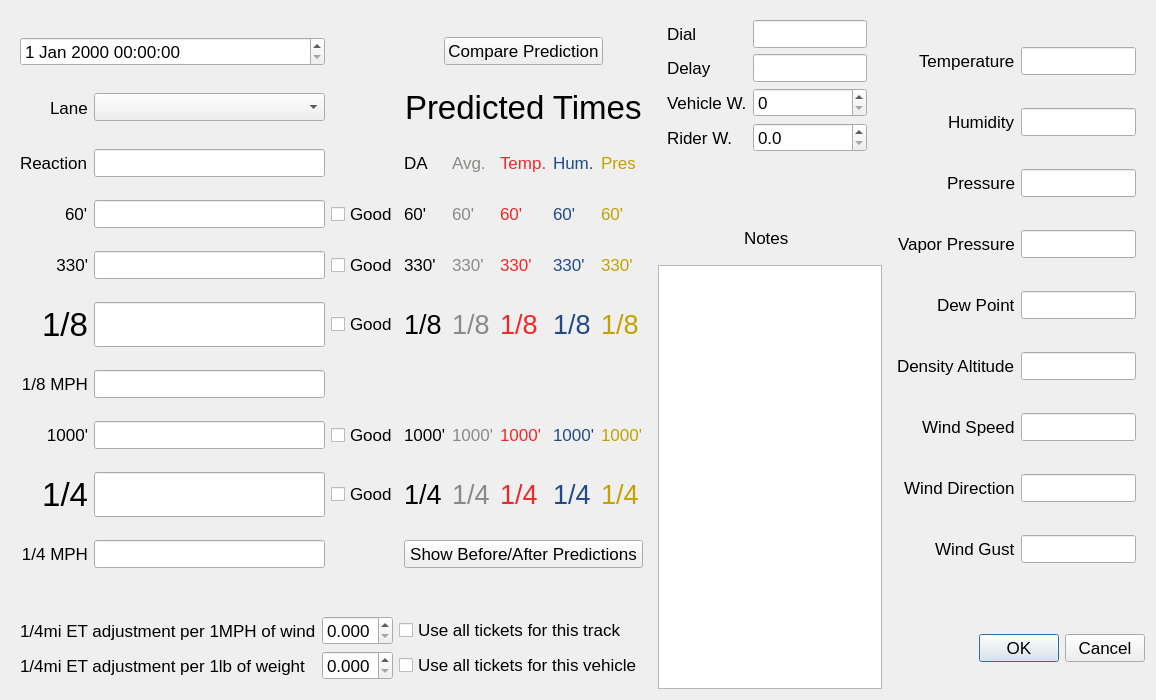
Before: the Qt Designer form narob-desktop/ticketdialog.ui in iforgetware/narob, drawn with Qt 5.
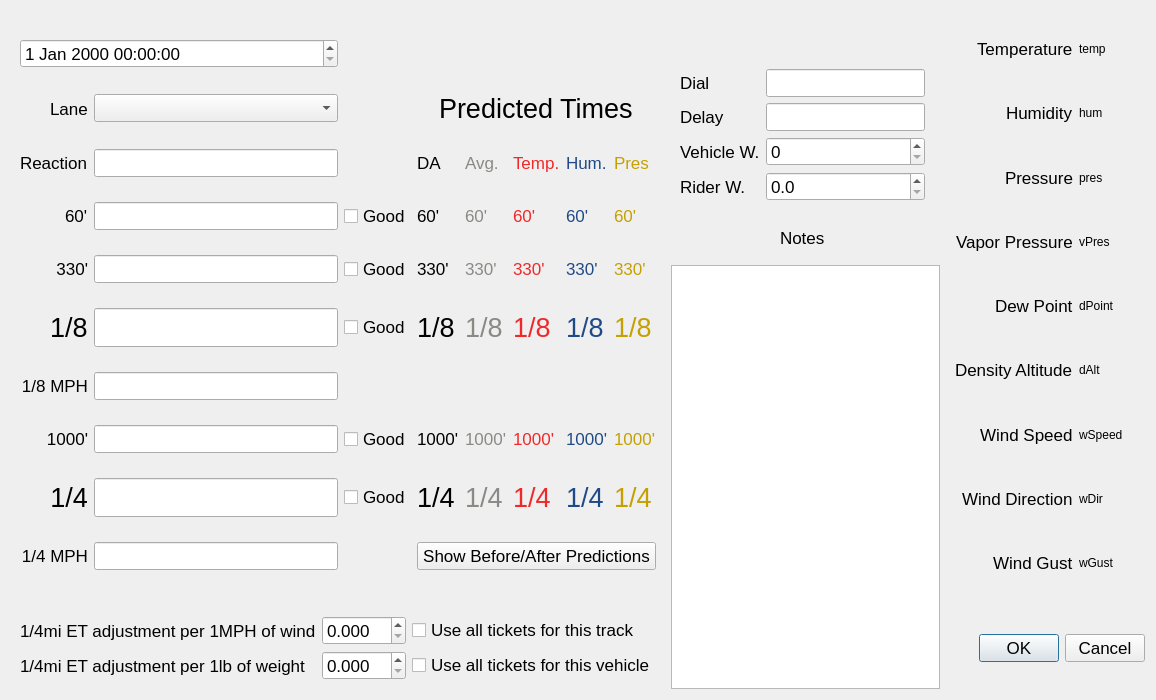
After: the same form once the commit is applied.

```diff
--- a/narob-desktop/ticketdialog.ui
+++ b/narob-desktop/ticketdialog.ui
@@ -35,33 +35,6 @@
       <enum>QFrame::Raised</enum>
      </property>
      <layout class="QGridLayout" name="gridLayout_4">
-      <item row="0" column="2">
-       <widget class="QLineEdit" name="temperatureEdit">
-        <property name="font">
-         <font>
-          <pointsize>13</pointsize>
-         </font>
-        </property>
-       </widget>
-      </item>
-      <item row="6" column="2">
-       <widget class="QLineEdit" name="windSpeedEdit">
-        <property name="font">
-         <font>
-          <pointsize>13</pointsize>
-         </font>
-        </property>
-       </widget>
-      </item>
-      <item row="5" column="2">
-       <widget class="QLineEdit" name="densityAltitudeEdit">
-        <property name="font">
-         <font>
-          <pointsize>13</pointsize>
-         </font>
-        </property>
-       </widget>
-      </item>
       <item row="5" column="0" alignment="Qt::AlignRight">
        <widget class="QLabel" name="densityAltitudeLabel">
         <property name="font">
@@ -110,24 +83,6 @@
         </property>
        </widget>
       </item>
-      <item row="1" column="2">
-       <widget class="QLineEdit" name="humidityEdit">
-        <property name="font">
-         <font>
-          <pointsize>13</pointsize>
-         </font>
-        </property>
-       </widget>
-      </item>
-      <item row="3" column="2">
-       <widget class="QLineEdit" name="vaporPressureEdit">
-        <property name="font">
-         <font>
-          <pointsize>13</pointsize>
-         </font>
-        </property>
-       </widget>
-      </item>
       <item row="1" column="0" alignment="Qt::AlignRight">
        <widget class="QLabel" name="humidityLabel">
         <property name="font">
@@ -140,15 +95,6 @@
         </property>
        </widget>
       </item>
-      <item row="7" column="2">
-       <widget class="QLineEdit" name="windDirectionEdit">
-        <property name="font">
-         <font>
-          <pointsize>13</pointsize>
-         </font>
-        </property>
-       </widget>
-      </item>
       <item row="0" column="0" alignment="Qt::AlignRight">
        <widget class="QLabel" name="temperatureLabel">
         <property name="font">
@@ -173,33 +119,6 @@
         </property>
        </widget>
       </item>
-      <item row="8" column="2">
-       <widget class="QLineEdit" name="windGustEdit">
-        <property name="font">
-         <font>
-          <pointsize>13</pointsize>
-         </font>
-        </property>
-       </widget>
-      </item>
-      <item row="4" column="2">
-       <widget class="QLineEdit" name="dewPointEdit">
-        <property name="font">
-         <font>
-          <pointsize>13</pointsize>
-         </font>
-        </property>
-       </widget>
-      </item>
-      <item row="2" column="2">
-       <widget class="QLineEdit" name="pressureEdit">
-        <property name="font">
-         <font>
-          <pointsize>13</pointsize>
-         </font>
-        </property>
-       </widget>
-      </item>
       <item row="3" column="0" alignment="Qt::AlignRight">
        <widget class="QLabel" name="vaporPressureLabel">
         <property name="font">
@@ -224,6 +143,69 @@
         </property>
        </widget>
       </item>
+      <item row="0" column="2">
+       <widget class="QLabel" name="temperature">
+        <property name="text">
+         <string>temp</string>
+        </property>
+       </widget>
+      </item>
+      <item row="1" column="2">
+       <widget class="QLabel" name="humidity">
+        <property name="text">
+         <string>hum</string>
+        </property>
+       </widget>
+      </item>
+      <item row="2" column="2">
+       <widget class="QLabel" name="pressure">
+        <property name="text">
+         <string>pres</string>
+        </property>
+       </widget>
+      </item>
+      <item row="3" column="2">
+       <widget class="QLabel" name="vaporPressure">
+        <property name="text">
+         <string>vPres</string>
+        </property>
+       </widget>
+      </item>
+      <item row="4" column="2">
+       <widget class="QLabel" name="dewPoint">
+        <property name="text">
+         <string>dPoint</string>
+        </property>
+       </widget>
+      </item>
+      <item row="5" column="2">
+       <widget class="QLabel" name="densityAltitude">
+        <property name="text">
+         <string>dAlt</string>
+        </property>
+       </widget>
+      </item>
+      <item row="6" column="2">
+       <widget class="QLabel" name="windSpeed">
+        <property name="text">
+         <string>wSpeed</string>
+        </property>
+       </widget>
+      </item>
+      <item row="7" column="2">
+       <widget class="QLabel" name="windDirection">
+        <property name="text">
+         <string>wDir</string>
+        </property>
+       </widget>
+      </item>
+      <item row="8" column="2">
+       <widget class="QLabel" name="windGust">
+        <property name="text">
+         <string>wGust</string>
+        </property>
+       </widget>
+      </item>
      </layout>
     </widget>
    </item>
@@ -329,6 +311,42 @@
      </layout>
     </widget>
    </item>
+   <item row="16" column="13">
+    <widget class="QDialogButtonBox" name="buttonBox">
+     <property name="font">
+      <font>
+       <pointsize>13</pointsize>
+      </font>
+     </property>
+     <property name="orientation">
+      <enum>Qt::Horizontal</enum>
+     </property>
+     <property name="standardButtons">
+      <set>QDialogButtonBox::Cancel|QDialogButtonBox::Ok</set>
+     </property>
+    </widget>
+   </item>
+   <item row="9" column="11" rowspan="8" colspan="2">
+    <widget class="QPlainTextEdit" name="notesEdit">
+     <property name="font">
+      <font>
+       <pointsize>13</pointsize>
+      </font>
+     </property>
+    </widget>
+   </item>
+   <item row="8" column="11" alignment="Qt::AlignHCenter">
+    <widget class="QLabel" name="notesLabel">
+     <property name="font">
+      <font>
+       <pointsize>13</pointsize>
+      </font>
+     </property>
+     <property name="text">
+      <string>Notes</string>
+     </property>
+    </widget>
+   </item>
    <item row="6" column="0" rowspan="10" colspan="9">
     <widget class="QFrame" name="clockFrame">
      <property name="frameShape">
@@ -519,7 +537,7 @@
        <widget class="QLabel" name="quarterLable">
         <property name="font">
          <font>
-          <pointsize>25</pointsize>
+          <pointsize>20</pointsize>
          </font>
         </property>
         <property name="text">
@@ -540,7 +558,7 @@
         </property>
         <property name="font">
          <font>
-          <pointsize>25</pointsize>
+          <pointsize>20</pointsize>
          </font>
         </property>
        </widget>
@@ -888,7 +906,7 @@
         </property>
         <property name="font">
          <font>
-          <pointsize>25</pointsize>
+          <pointsize>20</pointsize>
          </font>
         </property>
        </widget>
@@ -1025,7 +1043,7 @@
        <widget class="QLabel" name="eighthLabel">
         <property name="font">
          <font>
-          <pointsize>25</pointsize>
+          <pointsize>20</pointsize>
          </font>
         </property>
         <property name="text">
@@ -1033,18 +1051,6 @@
         </property>
        </widget>
       </item>
-      <item row="0" column="3" colspan="5" alignment="Qt::AlignHCenter">
-       <widget class="QPushButton" name="comparePredictionButton">
-        <property name="font">
-         <font>
-          <pointsize>13</pointsize>
-         </font>
-        </property>
-        <property name="text">
-         <string>Compare Prediction</string>
-        </property>
-       </widget>
-      </item>
       <item row="8" column="7">
        <widget class="QLabel" name="sixtyP">
         <property name="palette">
@@ -1220,10 +1226,10 @@
        </widget>
       </item>
       <item row="1" column="3" colspan="5" alignment="Qt::AlignHCenter">
-       <widget class="QLabel" name="label">
+       <widget class="QLabel" name="predictedTimesLabel">
         <property name="font">
          <font>
-          <pointsize>25</pointsize>
+          <pointsize>20</pointsize>
          </font>
         </property>
         <property name="text">
@@ -1979,22 +1985,7 @@
      </layout>
     </widget>
    </item>
-   <item row="16" column="13">
-    <widget class="QDialogButtonBox" name="buttonBox">
-     <property name="font">
-      <font>
-       <pointsize>13</pointsize>
-      </font>
-     </property>
-     <property name="orientation">
-      <enum>Qt::Horizontal</enum>
-     </property>
-     <property name="standardButtons">
-      <set>QDialogButtonBox::Cancel|QDialogButtonBox::Ok</set>
-     </property>
-    </widget>
-   </item>
-   <item row="6" column="11">
+   <item row="7" column="11">
     <widget class="QFrame" name="extraInfoFrame">
      <property name="frameShape">
       <enum>QFrame::NoFrame</enum>
@@ -2105,27 +2096,6 @@
      </layout>
     </widget>
    </item>
-   <item row="9" column="11" rowspan="8" colspan="2">
-    <widget class="QPlainTextEdit" name="notesEdit">
-     <property name="font">
-      <font>
-       <pointsize>13</pointsize>
-      </font>
-     </property>
-    </widget>
-   </item>
-   <item row="8" column="11" alignment="Qt::AlignHCenter">
-    <widget class="QLabel" name="notesLabel">
-     <property name="font">
-      <font>
-       <pointsize>13</pointsize>
-      </font>
-     </property>
-     <property name="text">
-      <string>Notes</string>
-     </property>
-    </widget>
-   </item>
   </layout>
  </widget>
  <tabstops>
```
Left out of the diff: 9 changed lines with no effect on the pictures.
